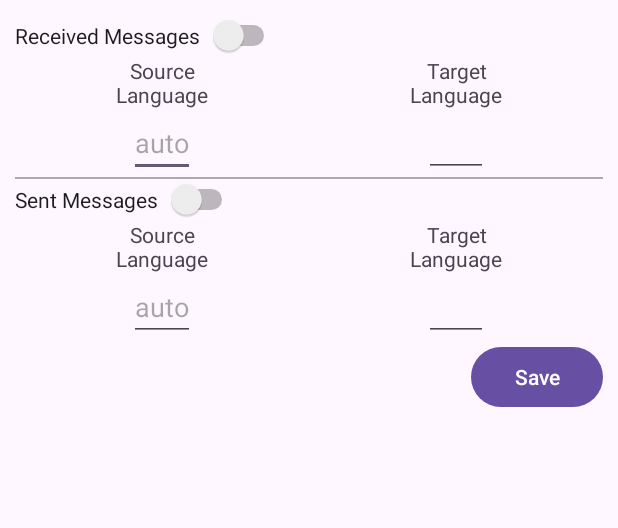
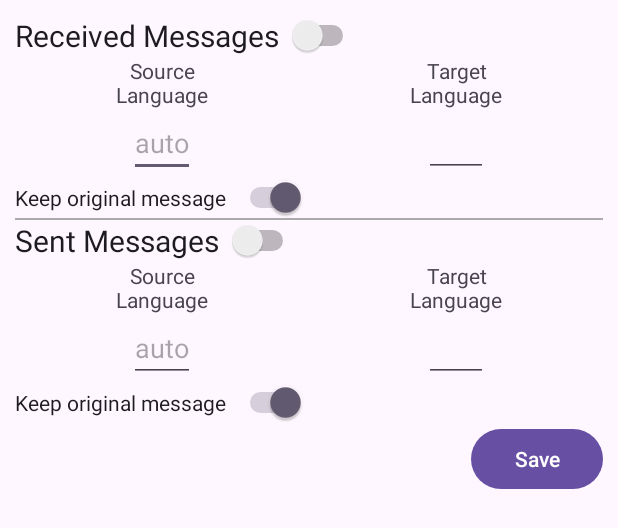
Before and after one commit to Mino260806/MessengerPro, an Android app: the layout layout_translate_config.xml on its own in the app's theme, with its tools: preview values and no code run, on a phone screen of 412 x 824 dp. Shown: the top 528 px of the screen. Run offline under Robolectric (Android 15) with nearby library versions, the phone set to English and light mode, and no system bars.

Commit message:
completed translation feature

```diff
--- /dev/null
+++ b/app/src/main/java/tn/amin/mpro2/constants/StringConstants.java
@@ -0,0 +1,5 @@
+package tn.amin.mpro2.constants;
+
+public class StringConstants {
+    public static final String EMPTY = "\u0020\u200D\u0020";
+}
--- a/app/src/main/java/tn/amin/mpro2/features/util/message/command/CommandsManager.java
+++ b/app/src/main/java/tn/amin/mpro2/features/util/message/command/CommandsManager.java
@@ -22,6 +22,7 @@ import java.util.ArrayList;
 
 import de.robv.android.xposed.XposedBridge;
 import tn.amin.mpro2.R;
+import tn.amin.mpro2.constants.StringConstants;
 import tn.amin.mpro2.debug.Logger;
 import tn.amin.mpro2.features.util.message.command.api.ApiResult;
 import tn.amin.mpro2.features.util.message.command.api.DuckDuckGoAPI;
@@ -157,7 +158,7 @@ public class CommandsManager {
     private int comEmpty(int row, int column, CommandContext c) {
         MessageSender messageSender = ((CommandBundle) c.getSource()).messageSender;
 
-        final String delim = "\u0020\u200D\u0020";
+        final String delim = StringConstants.EMPTY;
         String rowMessage = delim + StringUtil.multiply(" ", column);
         if (column > 1) rowMessage += delim;
         rowMessage += '\n';
--- a/app/src/main/res/layout/layout_translate_config.xml
+++ b/app/src/main/res/layout/layout_translate_config.xml
@@ -11,12 +11,15 @@
         android:layout_width="wrap_content"
         android:layout_height="wrap_content"
         android:switchPadding="5dp"
-        android:text="@string/received_messages" />
+        android:text="@string/received_messages"
+        android:textSize="20sp"
+        android:id="@+id/switch_received"/>
     <GridLayout
         android:layout_width="match_parent"
         android:layout_height="wrap_content"
         android:rowCount="2"
-        android:columnCount="2">
+        android:columnCount="2"
+        android:id="@+id/layout_config_received">
         <TextView
             android:layout_width="0dp"
             android:layout_height="wrap_content"
@@ -68,6 +71,14 @@
         </FrameLayout>
     </GridLayout>
 
+    <Switch
+        android:layout_width="wrap_content"
+        android:layout_height="wrap_content"
+        android:switchPadding="5dp"
+        android:text="@string/keep_original_message"
+        android:id="@+id/switch_keep_original_received"
+        android:checked="true" />
+
     <View
         android:layout_width="match_parent"
         android:layout_height="1dp"
@@ -77,12 +88,15 @@
         android:layout_width="wrap_content"
         android:layout_height="wrap_content"
         android:switchPadding="5dp"
-        android:text="@string/sent_messages" />
+        android:text="@string/sent_messages"
+        android:textSize="20sp"
+        android:id="@+id/switch_sent" />
     <GridLayout
         android:layout_width="match_parent"
         android:layout_height="wrap_content"
         android:rowCount="2"
-        android:columnCount="2">
+        android:columnCount="2"
+        android:id="@+id/layout_config_sent">
         <TextView
             android:layout_width="0dp"
             android:layout_height="wrap_content"
@@ -135,6 +149,14 @@
         </FrameLayout>
     </GridLayout>
 
+    <Switch
+        android:layout_width="wrap_content"
+        android:layout_height="wrap_content"
+        android:switchPadding="5dp"
+        android:text="@string/keep_original_message"
+        android:id="@+id/switch_keep_original_sent"
+        android:checked="true"/>
+
     <Button
         android:layout_width="wrap_content"
         android:layout_height="wrap_content"
--- a/app/src/main/res/values/strings.xml
+++ b/app/src/main/res/values/strings.xml
@@ -75,6 +75,7 @@
     <string name="pref_apicodes">API codes</string>
     <string name="threadkey_copied">ThreadKey copied to clipboard</string>
     <string name="please_enable_lock">Please enable \"Lockable conversations\" feature in settings</string>
+    <string name="please_enable_translate">Please enable \"Translate Messages\" feature in settings</string>
     <string name="threadkey_required">Please enter a conversation</string>
     <string name="support_patreon">Support me on Patreon</string>
     <string name="github_page">Github Page</string>
@@ -124,4 +125,9 @@
     <string name="sent_messages">Sent Messages</string>
     <string name="received_messages">Received Messages</string>
     <string name="save">Save</string>
+    <string name="translate">Translate</string>
+    <string name="pref_toolbar_conv_translate">Translate Messages</string>
+    <string name="pref_enable_translation">Messages translation</string>
+    <string name="translation_error">Translation error</string>
+    <string name="keep_original_message">Keep original message</string>
 </resources>
--- a/app/src/main/res/xml/preferences_features.xml
+++ b/app/src/main/res/xml/preferences_features.xml
@@ -15,6 +15,10 @@
         android:defaultValue="true"
         android:key="mpro_conversation_lock"
         android:title="@string/pref_enable_conversation_lock" />
+    <SwitchPreference
+        android:defaultValue="false"
+        android:key="mpro_conversation_translate"
+        android:title="@string/pref_enable_translation" />
 
     <PreferenceCategory
         android:key="category_text_key"
--- a/app/src/main/res/xml/preferences_toolbar.xml
+++ b/app/src/main/res/xml/preferences_toolbar.xml
@@ -53,6 +53,11 @@
         android:title="@string/pref_toolbar_conv_lock" />
 
     <SwitchPreference
+        android:defaultValue="false"
+        android:key="mpro_conversation_translate_toolbar"
+        android:title="@string/pref_toolbar_conv_translate" />
+
+    <SwitchPreference
         android:defaultValue="true"
         android:key="mpro_conversation_copy_threadkey_toolbar"
         android:title="@string/pref_toolbar_conv_threadkey" />
```
Also changed, not shown: app/src/main/java/tn/amin/mpro2/features/action/TranslationFeature.java (+71 -17 lines), app/src/main/java/tn/amin/mpro2/features/util/translate/TranslateConfigurationFrame.java (+16 -6 lines), app/src/main/java/tn/amin/mpro2/features/util/translate/TranslationInfo.java (+5 -3 lines), app/src/main/java/tn/amin/mpro2/orca/wrapper/ThreadKeyWrapper.java (+33 -21 lines).
